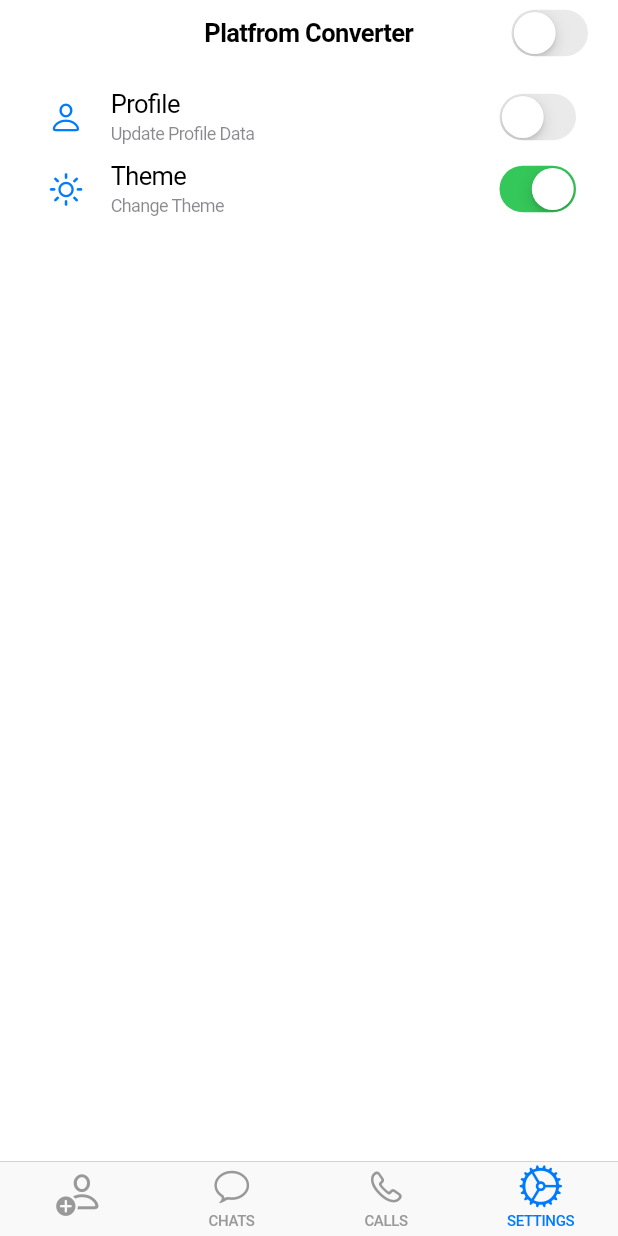
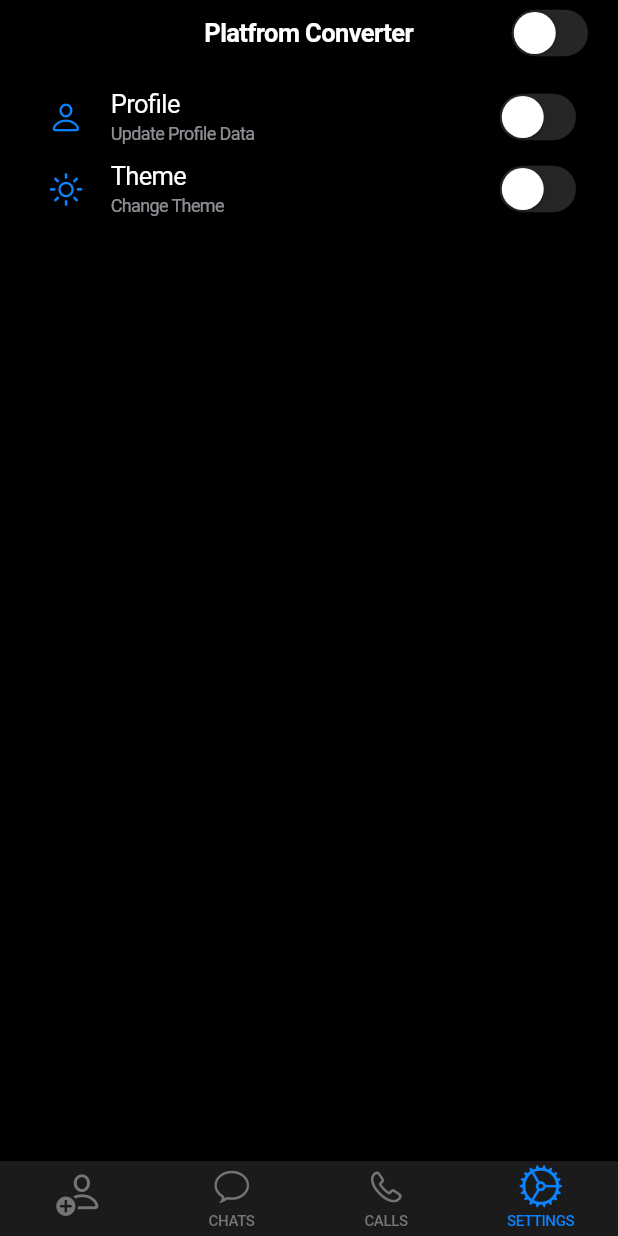
Before and after one commit to Aksharpatel06/plarfrom_converter_app, a Flutter app: the screen it shows after launch, item 4 of the bottom bar chosen, on a phone screen of 412 x 824 dp. Run offline on Flutter 3.47's test engine with Material 3 defaults, Android fonts, the phone set to English and light mode, and no system bars; our stand-ins replace image_picker.

Commit message:
15-05-2024

```diff
--- a/lib/adaptive/call_save_adaptive.dart
+++ b/lib/adaptive/call_save_adaptive.dart
@@ -16,7 +16,7 @@ class CallSaveAdaptive extends StatelessWidget {
             DetailsModel callDetials = DetailsModel(
                 img: providertrue!.imgpath!,
                 name: providertrue!.txtname.text,
-                num: int.parse(providertrue!.txtnum.text),
+                num: providertrue!.txtnum.text,
                 chats: providertrue!.txtchat.text,
                 dateTime: providertrue!.dateTime,
                 timeOfDay: providertrue!.timeOfDay);
@@ -41,7 +41,7 @@ class CallSaveAdaptive extends StatelessWidget {
           DetailsModel callDetials = DetailsModel(
               img: providertrue!.imgpath!,
               name: providertrue!.txtname.text,
-              num: int.parse(providertrue!.txtnum.text),
+              num: providertrue!.txtnum.text,
               chats: providertrue!.txtchat.text,
               dateTime: providertrue!.dateTime,
               timeOfDay: providertrue!.timeOfDay);
--- a/lib/adaptive/profile_adaptive.dart
+++ b/lib/adaptive/profile_adaptive.dart
@@ -1,6 +1,8 @@
 import 'package:flutter/cupertino.dart';
 import 'package:flutter/material.dart';
+import 'package:provider/provider.dart';
 
+import '../provider/screen_provider.dart';
 import '../utils/global_variable.dart';
 
 class ProfileAdaptive extends StatelessWidget {
@@ -8,6 +10,8 @@ class ProfileAdaptive extends StatelessWidget {
 
   @override
   Widget build(BuildContext context) {
+    providerfalse = Provider.of<PlatfromProvider>(context, listen: false);
+    providertrue = Provider.of<PlatfromProvider>(context, listen: true);
     if (providertrue!.isios) {
       return Column(
         children: [
--- a/lib/adaptive/themeadaptive.dart
+++ b/lib/adaptive/themeadaptive.dart
@@ -1,6 +1,8 @@
 import 'package:flutter/cupertino.dart';
 import 'package:flutter/material.dart';
+import 'package:provider/provider.dart';
 
+import '../provider/screen_provider.dart';
 import '../utils/global_variable.dart';
 
 class ThemeModeScreen extends StatelessWidget {
@@ -8,6 +10,8 @@ class ThemeModeScreen extends StatelessWidget {
 
   @override
   Widget build(BuildContext context) {
+    providerfalse = Provider.of<PlatfromProvider>(context, listen: false);
+    providertrue = Provider.of<PlatfromProvider>(context, listen: true);
     if (providertrue!.isios) {
       return ListTile(
         leading: Icon(Icons.sunny),
--- a/lib/modal/details_model.dart
+++ b/lib/modal/details_model.dart
@@ -5,7 +5,7 @@ import 'package:flutter/material.dart';
 class DetailsModel {
   File? img;
   String name;
-  int num;
+  String num;
   String chats;
   DateTime dateTime;
   TimeOfDay timeOfDay;
--- a/lib/provider/screen_provider.dart
+++ b/lib/provider/screen_provider.dart
@@ -7,7 +7,7 @@ import '../modal/details_model.dart';
 
 class PlatfromProvider extends ChangeNotifier{
   bool isios =false;
-  bool isdark = true;
+  bool isdark = false;
   bool isProfile = false;
 
   DateTime dateTime = DateTime.now();
--- a/lib/view/homescreen/componects/matrial_textfiled.dart
+++ b/lib/view/homescreen/componects/matrial_textfiled.dart
@@ -9,6 +9,8 @@ TextFormField call_details_field(
     controller: textEditingController,
     keyboardType: textInputType,
     textInputAction: TextInputAction.next,
+    validator: (value) {
+    },
     decoration: InputDecoration(
         labelText: label,
         prefixIcon: Icon(iconData),
--- a/lib/view/homescreen/home_screen.dart
+++ b/lib/view/homescreen/home_screen.dart
@@ -52,8 +52,7 @@ class HomeScreen extends StatelessWidget {
             child: TabBarView(
               children: [
                 const Padding(
-                  padding:
-                      EdgeInsets.symmetric(vertical: 10, horizontal: 10),
+                  padding: EdgeInsets.symmetric(vertical: 10, horizontal: 10),
                   child: SingleChildScrollView(
                     child: Column(
                       crossAxisAlignment: CrossAxisAlignment.center,
@@ -82,13 +81,32 @@ class HomeScreen extends StatelessWidget {
                             ),
                       title: Text(providertrue!.callList[index].name),
                       subtitle: Text(providertrue!.callList[index].chats),
+                      trailing: Text(
+                          '${providertrue!.callList[index].dateTime.day} - ${providertrue!.callList[index].dateTime.month} - ${providertrue!.callList[index].dateTime.year} , ${providertrue!.callList[index].timeOfDay.hour} : ${providertrue!.callList[index].timeOfDay.minute}'),
+                    ),
+                  ),
+                ),
+                Column(
+                  children: List.generate(
+                    providertrue!.callList.length,
+                    (index) => ListTile(
+                      leading: providertrue!.callList[index].img == null
+                          ? const CircleAvatar(
+                              backgroundImage:
+                                  AssetImage('asset/img/camera.png'),
+                            )
+                          : CircleAvatar(
+                              backgroundImage:
+                                  FileImage(providertrue!.callList[index].img!),
+                            ),
+                      title: Text(providertrue!.callList[index].name),
+                      subtitle: Text(providertrue!.callList[index].chats),
                       trailing: const Icon(Icons.call),
                     ),
                   ),
                 ),
                 const Padding(
-                  padding: EdgeInsets.symmetric(
-                      vertical: 10.0, horizontal: 10),
+                  padding: EdgeInsets.symmetric(vertical: 10.0, horizontal: 10),
                   child: Column(
                     children: [
                       ProfileAdaptive(),
@@ -136,8 +154,7 @@ class HomeScreen extends StatelessWidget {
             tabBuilder: (context, index) {
               if (index == 0) {
                 return const Padding(
-                  padding:
-                      EdgeInsets.symmetric(vertical: 10, horizontal: 10),
+                  padding: EdgeInsets.symmetric(vertical: 10, horizontal: 10),
                   child: SingleChildScrollView(
                     child: Column(
                       crossAxisAlignment: CrossAxisAlignment.center,
@@ -197,8 +214,7 @@ class HomeScreen extends StatelessWidget {
                 );
               } else if (index == 3) {
                 return const Padding(
-                  padding: EdgeInsets.symmetric(
-                      vertical: 10.0, horizontal: 10),
+                  padding: EdgeInsets.symmetric(vertical: 10.0, horizontal: 10),
                   child: Column(
                     children: [
                       ProfileAdaptive(),
```
